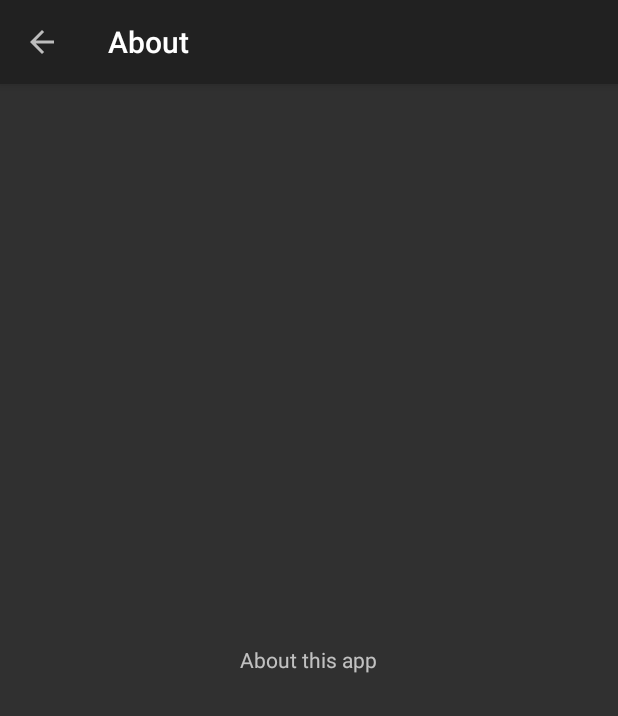
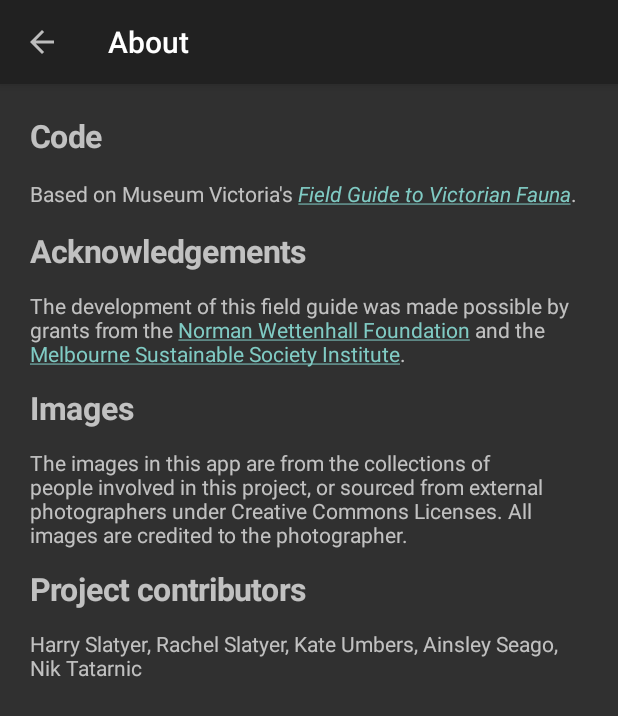
Before and after one commit to charmasaur/alps-insects, an Android app: the MainActivity screen opened directly, with no data from a screen before it, in the options menu, after a tap on "About", on a phone screen of 412 x 824 dp. Shown: the top 716 px of the screen. Run offline under Robolectric (Android 15) with nearby library versions, the phone set to English and light mode, and no system bars; 3 statements that could not run were skipped.

Commit message:
Add about, get involved and resources pages.

```diff
--- a/src/main/java/au/com/museumvictoria/fieldguide/vic/fork/ui/MainActivity.java
+++ b/src/main/java/au/com/museumvictoria/fieldguide/vic/fork/ui/MainActivity.java
@@ -26,8 +26,8 @@
 
 import au.com.museumvictoria.fieldguide.vic.fork.R;
 import au.com.museumvictoria.fieldguide.vic.fork.db.FieldGuideDatabase;
-import au.com.museumvictoria.fieldguide.vic.fork.ui.fragments.AboutFragment;
 import au.com.museumvictoria.fieldguide.vic.fork.ui.fragments.GroupFragment;
+import au.com.museumvictoria.fieldguide.vic.fork.ui.fragments.HtmlTextFragment;
 import au.com.museumvictoria.fieldguide.vic.fork.ui.fragments.SearchFragment;
 import au.com.museumvictoria.fieldguide.vic.fork.ui.fragments.SpeciesGroupListFragment;
 import au.com.museumvictoria.fieldguide.vic.fork.ui.fragments.SpeciesItemDetailFragment;
@@ -112,8 +112,20 @@
   public boolean onOptionsItemSelected(MenuItem item) {
     switch (item.getItemId()) {
       case R.id.menu_about:
+        // TODO: Licenses plus other things (ImageViewZoom)
         backStackScreens.put("ABOUT", new Screen(getString(R.string.menu_about_name), null));
-        setFragment(AboutFragment.newInstance(), "ABOUT");
+        setFragment(HtmlTextFragment.newInstance(R.string.about_string), "ABOUT");
+        break;
+      case R.id.menu_get_involved:
+        backStackScreens.put("INVOLVED",
+            new Screen(getString(R.string.menu_get_involved_name), null));
+        setFragment(HtmlTextFragment.newInstance(R.string.get_involved_string), "INVOLVED");
+        break;
+      case R.id.menu_resources:
+        // TODO: Play store links.
+        backStackScreens.put("RESOURCES",
+            new Screen(getString(R.string.menu_resources_name), null));
+        setFragment(HtmlTextFragment.newInstance(R.string.resources_string), "RESOURCES");
         break;
       case android.R.id.home:
         onBackPressed();
--- a/src/main/java/au/com/museumvictoria/fieldguide/vic/fork/ui/fragments/AboutFragment.java
+++ b/src/main/java/au/com/museumvictoria/fieldguide/vic/fork/ui/fragments/HtmlTextFragment.java
@@ -6,6 +6,8 @@
 import android.os.Bundle;
 import android.support.v4.app.Fragment;
 import android.support.v4.widget.CursorAdapter;
+import android.text.Html;
+import android.text.method.LinkMovementMethod;
 import android.util.Log;
 import android.view.LayoutInflater;
 import android.view.View;
@@ -23,23 +25,32 @@
 import au.com.museumvictoria.fieldguide.vic.fork.util.Utilities;
 
 /**
- * Displays information about the app.
+ * Displays a block of HTML text.
  */
-public class AboutFragment extends Fragment {
-  private static final String TAG = AboutFragment.class.getSimpleName();
+public class HtmlTextFragment extends Fragment {
+  private static final String ARGUMENT_RESOURCE_ID = "resource_id";
 
-  public static AboutFragment newInstance() {
-    return new AboutFragment();
+  public static HtmlTextFragment newInstance(int resourceId) {
+    Bundle arguments = new Bundle();
+    arguments.putInt(ARGUMENT_RESOURCE_ID, resourceId);
+
+    HtmlTextFragment fragment = new HtmlTextFragment();
+    fragment.setArguments(arguments);
+    return fragment;
   }
 
   @Override
   public View onCreateView(LayoutInflater inflater, ViewGroup container,
       Bundle savedInstanceState) {
-    return inflater.inflate(R.layout.fragment_about, container, false);
+    return inflater.inflate(R.layout.fragment_html_text, container, false);
   }
 
   @Override
   public void onActivityCreated(Bundle savedInstanceState) {
     super.onActivityCreated(savedInstanceState);
+    TextView textView = (TextView) getView().findViewById(R.id.dummy);
+    textView.setText(Html.fromHtml(
+        getActivity().getString(getArguments().getInt(ARGUMENT_RESOURCE_ID))));
+    textView.setMovementMethod(LinkMovementMethod.getInstance());
   }
 }
--- a/src/main/res/layout/fragment_about.xml
+++ b/src/main/res/layout/fragment_html_text.xml
@@ -1,4 +1,4 @@
-<FrameLayout xmlns:android="http://schemas.android.com/apk/res/android"
+<ScrollView xmlns:android="http://schemas.android.com/apk/res/android"
     android:layout_width="match_parent"
     android:layout_height="match_parent">
 
@@ -6,8 +6,7 @@
         android:id="@+id/dummy"
         android:layout_width="wrap_content"
         android:layout_height="wrap_content"
-        android:layout_gravity="center"
-        android:text="About this app"
-        android:textSize="14dp"/>
+        android:padding="@dimen/details_page_padding"
+        android:textSize="14sp"/>
 
-</FrameLayout>
+</ScrollView>
--- a/src/main/res/menu/activity_main.xml
+++ b/src/main/res/menu/activity_main.xml
@@ -13,4 +13,14 @@
         android:showAsAction="collapseActionView|never"
         android:title="@string/menu_about_name"/>
 
+    <item
+        android:id="@+id/menu_get_involved"
+        android:showAsAction="collapseActionView|never"
+        android:title="@string/menu_get_involved_name"/>
+
+    <item
+        android:id="@+id/menu_resources"
+        android:showAsAction="collapseActionView|never"
+        android:title="@string/menu_resources_name"/>
+
 </menu>
--- a/src/main/res/values/strings.xml
+++ b/src/main/res/values/strings.xml
@@ -7,6 +7,8 @@
     <!-- menu -->
     <string name="menu_search_name">Search</string>
     <string name="menu_about_name">About</string>
+    <string name="menu_get_involved_name">Get involved</string>
+    <string name="menu_resources_name">Resources</string>
 
     <!-- titles -->
     <string name="title_activity_main">MainActivity</string>
@@ -68,36 +70,91 @@
     <!-- data -->
     <string name="distributioninfo">This map is based on specimens held in Australia\'s museums. Museums do not collect from all possible locations so these maps may underestimate the actual range of the species. The collections also include historical records, so the map may show localities where a species was once found but is no longer. Interpret this map as \'the species is found within the green or blue highlighted areas where suitable habitat occurs\'.</string>
 
-    <string name="threatenedstatusinfo">
-        <![CDATA[
-                <p>Victorian status is drawn from the <a href="http://www.dse.vic.gov.au/plants-and-animals/native-plants-and-animals/threatened-species-and-communities/threatened-species-advisory-lists">DSE Advisory Lists of threatened fauna</a>.</p>
-                <p>Australian status is drawn from the <a href="http://www.environment.gov.au/cgi-bin/sprat/public/sprat.pl">Environment Protection and Biodiversity Conservation Act 1999</a>.</p>
-                <p>Worldwide status is drawn from the <a href="http://www.iucnredlist.org/">IUCN Red List</a>.</p>
-        ]]>
-    </string>
-    <string name="aboutthreatenedstatus">
+    <string name="about_string">
         <![CDATA[
             <html>
             <head>
-            <style type="text/css">
-                body {color: #ffffff; font: 15px/23px "Helvetica Neue"; }
-                section { border-top: 1px solid rgba(190,210,159,0.75); width: 100%; padding: 8px 0 0 0; margin: 0 auto; clear: both;}
-                p { margin: 0 0 20px 10; }
-                a { color: #749f36; text-decoration: none; }
-            </style>
             </head>
             <body>
-              <h1>About Threatened Status</h1>
+              <h1>Code</h1>
               <section>
-                  <p>Victorian status is drawn from the <a href="http://www.dse.vic.gov.au/plants-and-animals/native-plants-and-animals/threatened-species-and-communities/threatened-species-advisory-lists">DSE Advisory Lists of threatened fauna</a>.</p>
-                  <p>Australian status is drawn from the <a href="http://www.environment.gov.au/cgi-bin/sprat/public/sprat.pl">Environment Protection and Biodiversity Conservation Act 1999</a>.</p>
-                  <p>Worldwide status is drawn from the <a href="http://www.iucnredlist.org/">IUCN Red List</a>.</p>
-                </section>
+              <p>Based on Museum Victoria\'s <a href="http://github.com/museumvictoria/mv-fieldguide-android"><em>Field Guide to Victorian Fauna</em></a>.</p>
+              </section>
+              <h1>Acknowledgements</h1>
+              <section>
+              <p>The development of this field guide was made possible by grants from the <a href="http://nwf.org.au">Norman Wettenhall Foundation</a> and the <a href="http://sustainable.unimelb.edu.au">Melbourne Sustainable Society Institute</a>.</p>
+              </section>
+              <h1>Images</h1>
+              <section>
+              <p>The images in this app are from the collections of people involved in this project, or sourced from external photographers under Creative Commons Licenses. All images are credited to the photographer.</p>
+              </section>
+              <h1>Project contributors</h1>
+              <section>
+              <p>Harry Slatyer, Rachel Slatyer, Kate Umbers, Ainsley Seago, Nik Tatarnic</p>
+              </section>
             </body>
             </html>
         ]]>
     </string>
 
+    <string name="get_involved_string">
+        <![CDATA[
+            <html>
+            <head>
+            </head>
+            <body>
+            <p>There are many hundreds of insect species in the Australian Alps that are not yet included in this field guide. We will continue to build on the number of species, and you can help!</p>
+
+            <p>
+            All you need to do is:<br>
+            1. Take photos! When you\'re out enjoying the mountains, keep a sharp eye out for insects and keep your camera ready.<br>
+            2. Keep a note of where the photo was taken. GPS coordinates (latitude and longitude) are the best and you can get them from Google Maps, by using a compass or GPS app on your smart phone, or from a dedicated GPS device. With or without the coordinates, a description of the location is also useful.<br>
+            3. Join <a href="http://www.bowerbird.org.au">BowerBird</a>. BowerBird is a web-based biodiversity workspace, which anyone can get involved in.<br>
+            4. Upload your photos onto the <em>Insects of the Australian Alps Project</em> page on BowerBird. BowerBird is a community workspace. If you can\'t identify your insect, that\'s OK - others can help!<br>
+            </p>
+
+            <p>
+            By being involved you will be helping to:<br>
+            &#8226; Develop this field guide into a comprehensive source of information on Australia\'s mountain insects.<br>
+            &#8226; Determine which species are found in the Australian Alps.<br>
+            &#8226; Build knowledge on where species occur (very little is known about most insect species in the Australian Alps).<br>
+            &#8226; Detect and monitor changes in where species occur.<br>
+            </p>
+            </body>
+            </html>
+        ]]>
+    </string>
+
+    <string name="resources_string">
+        <![CDATA[
+            <html>
+            <head>
+            </head>
+            <body>
+            <h1>Books</h1>
+            <section>
+            <p>A Field Guide to Wildlife of the Australian Snow Country (2012) by Ken Green and William Osborne</p>
+            <p>Australian Alps: Kosciuszko, Alpine and Namadgi National Parks (2015) by Deirdre Slattery</p>
+            <p>Insects of South-Eastern Australia: an Ecological and Behavioural Guide (2016) by Roger Farrow</p>
+            </section>
+
+            <h1>Apps</h1>
+            <section>
+            <p>Field Guide to Victorian Fauna (Play Store)</p>
+            <p>Field Guide to NSW Fauna (Play Store)</p>
+            <p>Field Guide to ACT Fauna (Play Store)</p>
+            </section>
+
+            <h1>Other</h1>
+            <section>
+            <p>Australian Alps smartphone guide and map (available <a href="http://theaustralianalps.wordpress.com/the-alps-partnership/publications-and-research/australian-alps-smartphone-guide-and-map/">here</a>)</p>
+            </section>
+            </body>
+            </html>
+        ]]>
+    </string>
+
+    <string name="threatenedstatusinfo">Hi</string>
 
     <!-- open source licence info -->
     <string name="opensourcelicences">
```
